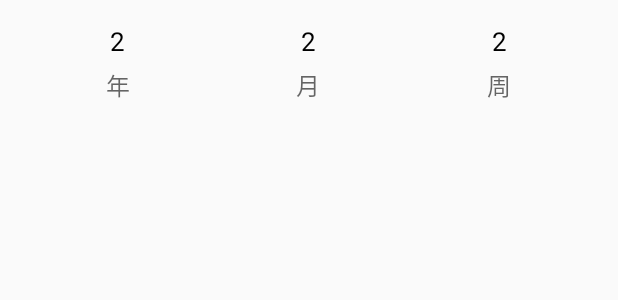
After one commit to android-work/LiveDeathClock, an Android app: the layout fragment_live_bottom_layout.xml on its own in the app's theme, with its tools: preview values and no code run, on a phone screen of 412 x 824 dp. The commit adds this screen. Shown: the top 300 px of the screen. Run offline under Robolectric (Android 15) with nearby library versions, the phone set to English and light mode, and no system bars.

Commit message:
更新进度3

```diff
--- a/app/src/main/java/com/android/jay/livedeathclock/interfaces/SplashUpDateUIListener.kt
+++ b/app/src/main/java/com/android/jay/livedeathclock/interfaces/SplashUpDateUIListener.kt
@@ -1,4 +1,6 @@
 package com.android.jay.livedeathclock.interfaces
+
+import android.app.Activity
 
 /**
  * @author Mr.Liu
@@ -12,4 +14,5 @@ interface SplashUpDateUIListener {
      * */
     fun splashUpdate(date: String)
 
+
 }
--- /dev/null
+++ b/app/src/main/res/layout/fragment_live_bottom_layout.xml
@@ -0,0 +1,83 @@
+<?xml version="1.0" encoding="utf-8"?>
+<LinearLayout xmlns:android="http://schemas.android.com/apk/res/android"
+              android:orientation="horizontal"
+              android:layout_width="match_parent"
+              android:layout_height="wrap_content"
+              android:padding="15dp"
+              android:id="@+id/bottom_text_layout">
+    <LinearLayout
+        android:layout_width="0dp"
+        android:layout_weight="1"
+        android:layout_height="wrap_content"
+        android:orientation="vertical"
+        android:gravity="center">
+
+        <androidx.appcompat.widget.AppCompatTextView
+                android:layout_width="wrap_content"
+                android:layout_height="wrap_content"
+                android:id="@+id/top_one_text"
+                android:text="2"
+                android:textSize="17sp"
+                android:textColor="#000"/>
+
+        <androidx.appcompat.widget.AppCompatTextView
+                android:layout_marginTop="5dp"
+                android:layout_width="wrap_content"
+                android:layout_height="wrap_content"
+                android:text="年"
+                android:textSize="16sp"
+                android:textColor="#99000000"
+                android:id="@+id/bottom_one_text"/>
+    </LinearLayout>
+
+    <LinearLayout
+            android:layout_width="0dp"
+            android:layout_weight="1"
+            android:layout_height="wrap_content"
+            android:orientation="vertical"
+            android:gravity="center">
+
+        <androidx.appcompat.widget.AppCompatTextView
+                android:layout_width="wrap_content"
+                android:layout_height="wrap_content"
+                android:id="@+id/top_two_text"
+                android:text="2"
+                android:textSize="17sp"
+                android:textColor="#000"/>
+
+        <androidx.appcompat.widget.AppCompatTextView
+                android:layout_marginTop="5dp"
+                android:layout_width="wrap_content"
+                android:layout_height="wrap_content"
+                android:text="月"
+                android:textSize="16sp"
+                android:textColor="#99000000"
+                android:id="@+id/bottom_two_text"/>
+    </LinearLayout>
+
+    <LinearLayout
+            android:layout_width="0dp"
+            android:layout_weight="1"
+            android:layout_height="wrap_content"
+            android:orientation="vertical"
+            android:gravity="center">
+
+        <androidx.appcompat.widget.AppCompatTextView
+                android:layout_width="wrap_content"
+                android:layout_height="wrap_content"
+                android:id="@+id/top_three_text"
+                android:text="2"
+                android:textSize="17sp"
+                android:textColor="#000"/>
+
+        <androidx.appcompat.widget.AppCompatTextView
+                android:layout_marginTop="5dp"
+                android:layout_width="wrap_content"
+                android:layout_height="wrap_content"
+                android:text="周"
+                android:textSize="16sp"
+                android:textColor="#99000000"
+                android:id="@+id/bottom_three_text"/>
+    </LinearLayout>
+
+</LinearLayout>
--- a/app/src/main/res/layout/fragment_live_death_layout.xml
+++ b/app/src/main/res/layout/fragment_live_death_layout.xml
@@ -11,6 +11,7 @@
 
         <!--标题布局-->
         <RelativeLayout
+                android:layout_marginTop="20dp"
                 android:layout_width="match_parent"
                 android:layout_height="wrap_content">
             <androidx.appcompat.widget.AppCompatImageView
@@ -36,6 +37,7 @@
 
         <!--主界面内容布局-->
         <FrameLayout
+                android:layout_marginTop="10dp"
                 android:layout_width="match_parent"
                 android:layout_height="match_parent"
                 android:id="@+id/fragment_content_fl">
```
Also changed, not shown: app/src/main/java/com/android/jay/livedeathclock/view/activity/SplashActivity.kt (+3 -8 lines), app/src/main/java/com/android/jay/livedeathclock/view/fragment/LiveFragment.kt (+7 -3 lines), app/src/main/java/com/android/jay/livedeathclock/view/viewgroup/LiveBottomViewGroup.kt (added, +91 -0 lines), app/src/main/java/com/android/jay/livedeathclock/view/viewgroup/SplashSetView.kt (+30 -2 lines), app/src/main/res/layout/fragment_live_layout.xml (+9 -3 lines), app/src/main/res/layout/splash_layout.xml (renamed from app/src/main/res/layout/activity_splash.xml, +0 -10 lines), app/src/main/res/layout/splash_set_layout.xml (+10 -0 lines).
